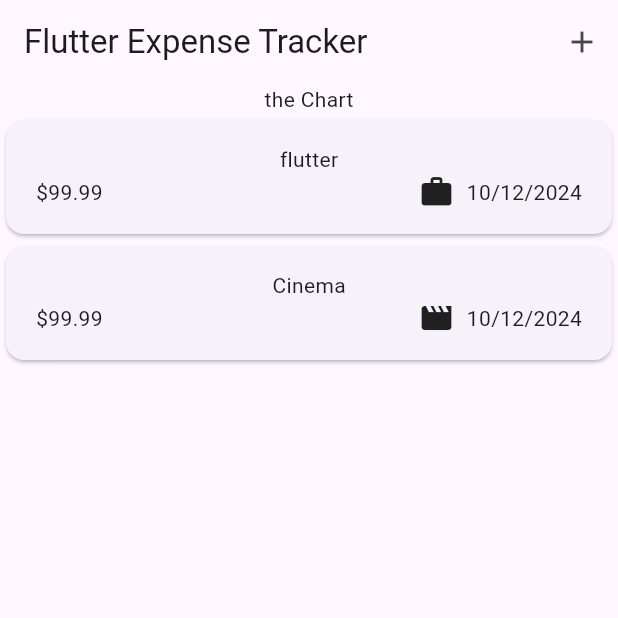
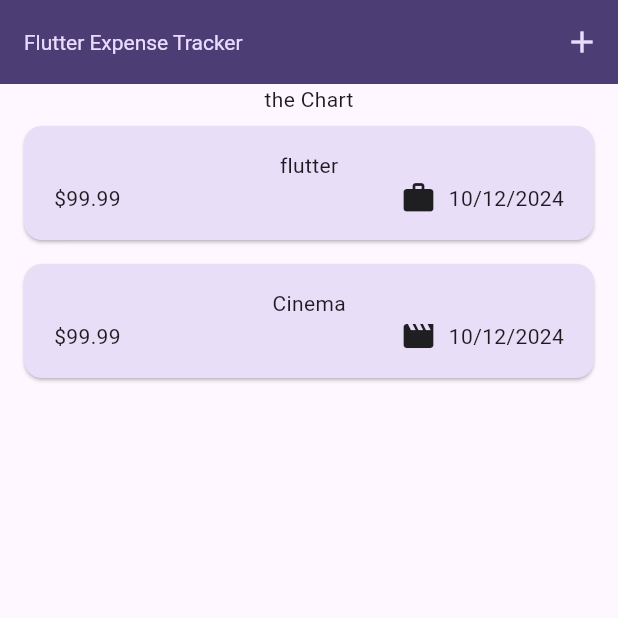
Before and after one commit to rituraj0506/ExpenseTrackerApp, a Flutter app: the screen it shows after launch, on a phone screen of 412 x 824 dp, the top half of it. Run offline on Flutter 3.47's test engine with Material 3 defaults, Android fonts, the phone set to English and light mode, and no system bars.

Commit message:
adding dark theme in main dart file

```diff
--- a/lib/main.dart
+++ b/lib/main.dart
@@ -1,5 +1,12 @@
 import "package:expensetracker/widgets/expenses_list/expenses.dart";
 import "package:flutter/material.dart";
+
+var kColorScheme = ColorScheme.fromSeed(
+  seedColor: Color.fromARGB(255, 96, 59, 181),
+);
+
+var kDarkColorScheme = ColorScheme.fromSeed(
+    seedColor: Color.fromARGB(255, 5, 95, 125), brightness: Brightness.dark);
 
 void main() {
   runApp(MyApp());
@@ -11,7 +18,45 @@ class MyApp extends StatelessWidget {
   @override
   Widget build(BuildContext context) {
     return MaterialApp(
+
       debugShowCheckedModeBanner: false,
+      darkTheme: ThemeData.dark().copyWith(
+        useMaterial3: true,
+        colorScheme: kDarkColorScheme, // Use the dark color scheme here
+        cardTheme: CardTheme().copyWith(
+          color: kDarkColorScheme.secondaryContainer,
+          margin: const EdgeInsets.symmetric(horizontal: 16, vertical: 8),
+        ),
+        elevatedButtonTheme: ElevatedButtonThemeData(
+          style: ElevatedButton.styleFrom(
+            backgroundColor: kDarkColorScheme.primaryContainer,
+            foregroundColor: kDarkColorScheme.onPrimaryContainer,
+          ),
+        ),
+      ),
+      theme: ThemeData().copyWith(
+        useMaterial3: true,
+        colorScheme: kColorScheme,
+        appBarTheme: AppBarTheme().copyWith(
+          backgroundColor: kColorScheme.onPrimaryContainer,
+          foregroundColor: kColorScheme.primaryContainer,
+        ),
+        cardTheme: CardTheme().copyWith(
+          color: kColorScheme.secondaryContainer,
+          margin: EdgeInsets.symmetric(horizontal: 16, vertical: 8),
+        ),
+        elevatedButtonTheme: ElevatedButtonThemeData(
+          style: ElevatedButton.styleFrom(
+            backgroundColor: kColorScheme.primaryContainer,
+          ),
+        ),
+        textTheme: ThemeData().textTheme.copyWith(
+              titleLarge: TextStyle(
+                  fontWeight: FontWeight.normal,
+                  color: kColorScheme.secondaryContainer,
+                  fontSize: 14),
+            ),
+      ),
       home: Expenses(),
     );
   }
--- a/lib/widgets/expenses_list/expenses_list.dart
+++ b/lib/widgets/expenses_list/expenses_list.dart
@@ -18,6 +18,7 @@ class ExpensesList extends StatelessWidget {
         },
         child: ExpenseItem(expenses[index]),
       ),
+
     );
   }
 }
```
